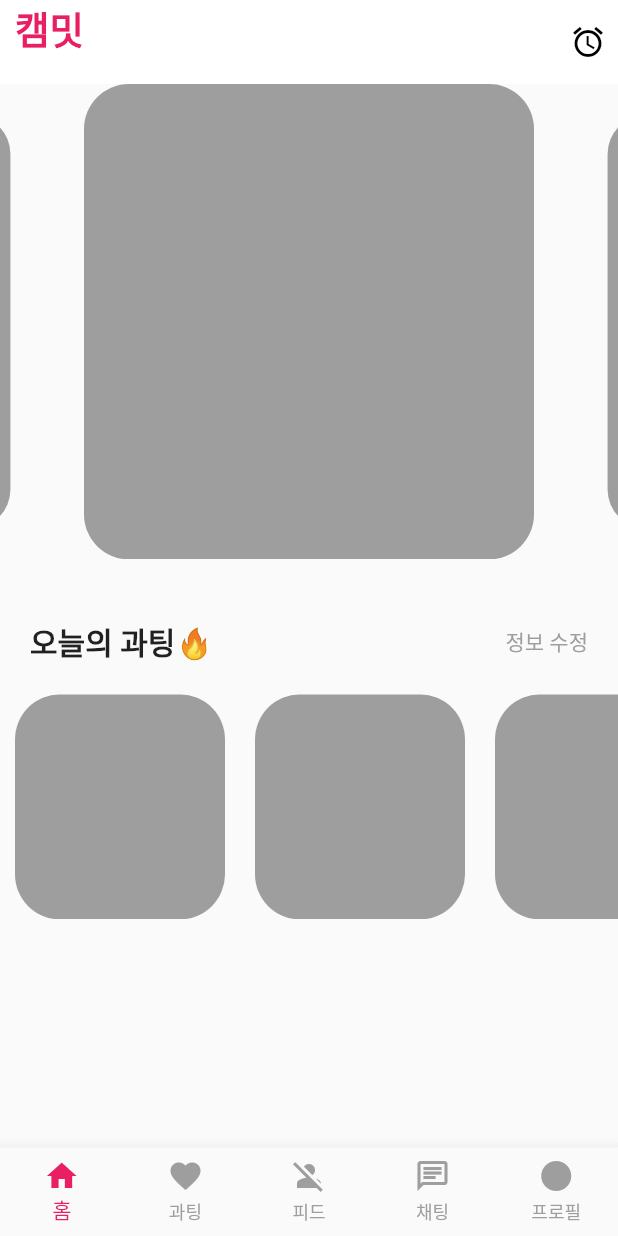
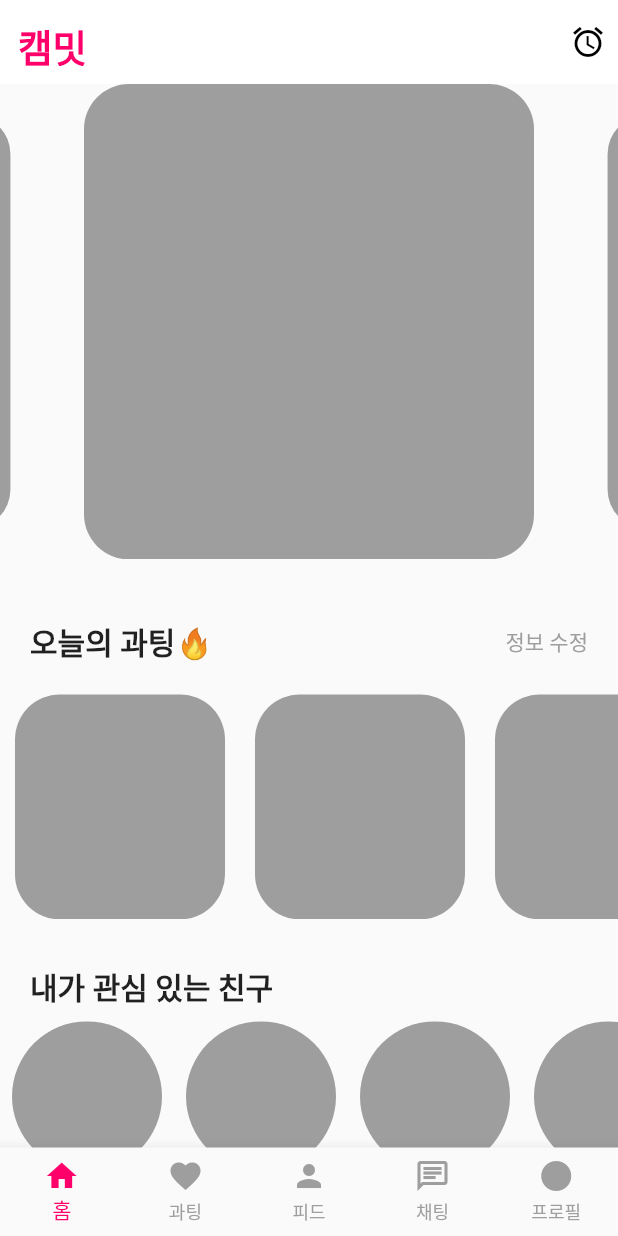
Before and after one commit to WantOscar/Dating_dw, a Flutter app: the screen it shows after launch, on a phone screen of 412 x 824 dp. Run offline on Flutter 3.47's test engine with Material 2 defaults, Android fonts, the phone set to English and light mode, and no system bars; drawn by our look-alikes of carousel_slider.

Commit message:
화면 구상중

```diff
--- /dev/null
+++ b/lib/Widget/circle_avatar.dart
@@ -0,0 +1,31 @@
+import 'package:flutter/material.dart';
+
+class Avatar extends StatelessWidget {
+  const Avatar({super.key});
+
+  @override
+  Widget build(BuildContext context) {
+    return Column(
+      children: [
+        Container(
+          width: 100,
+          height: 100,
+          decoration: BoxDecoration(
+              borderRadius: BorderRadius.circular(60), color: Colors.grey),
+        ),
+        const SizedBox(
+          height: 8,
+        ),
+        const Text(
+          '홍길동',
+          style: TextStyle(fontSize: 15, fontWeight: FontWeight.w400),
+        ),
+        const Text(
+          '20세',
+          style: TextStyle(
+              fontSize: 14, fontWeight: FontWeight.w400, color: Colors.grey),
+        )
+      ],
+    );
+  }
+}
--- a/lib/app.dart
+++ /dev/null
@@ -1,116 +0,0 @@
-import 'package:carousel_slider/carousel_slider.dart';
-import 'package:dating/Widget/gesture_box.dart';
-import 'package:dating/Widget/profile_photo.dart';
-import 'package:flutter/material.dart';
-
-class App extends StatefulWidget {
-  const App({super.key});
-
-  @override
-  State<App> createState() => _AppState();
-}
-
-class _AppState extends State<App> {
-  int pageIdx = 0;
-
-  @override
-  Widget build(BuildContext context) {
-    return Scaffold(
-      appBar: AppBar(
-        backgroundColor: Colors.white,
-        elevation: 0,
-        leading: const Text(
-          '캠밋',
-          style: TextStyle(
-              color: Colors.pink, fontSize: 25, fontWeight: FontWeight.bold),
-          textAlign: TextAlign.right,
-        ),
-        actions: const [
-          Padding(
-            padding: EdgeInsets.all(8.0),
-            child: Icon(
-              Icons.alarm,
-              color: Colors.black,
-            ),
-          ),
-        ],
-      ),
-      body: Column(
-        children: [
-          // SingleChildScrollView(
-          //   scrollDirection: Axis.horizontal,
-          //   child: Row(
-          //     mainAxisAlignment: MainAxisAlignment.spaceAround,
-          //     children: List.generate(
-          //       50,
-          //       (index) => const ProfilePhoto(),
-          //     ),
-          //   ),
-          // ),
-          CarouselSlider.builder(
-              itemCount: 50,
-              itemBuilder: (context, index, realIndex) => const ProfilePhoto(),
-              options: CarouselOptions(
-                  enlargeCenterPage: true,
-                  aspectRatio: 1.3,
-                  autoPlay: true,
-                  viewportFraction: 0.8)),
-          const SizedBox(
-            height: 40,
-          ),
-          const Padding(
-            padding: EdgeInsets.symmetric(horizontal: 20),
-            child: Row(
-              mainAxisAlignment: MainAxisAlignment.spaceBetween,
-              children: [
-                Text(
-                  '오늘의 과팅🔥',
-                  style: TextStyle(fontSize: 20, fontWeight: FontWeight.bold),
-                ),
-                Text(
-                  '정보 수정',
-                  style: TextStyle(color: Colors.grey),
-                ),
-              ],
-            ),
-          ),
-          const SizedBox(
-            height: 20,
-          ),
-          SingleChildScrollView(
-            scrollDirection: Axis.horizontal,
-            child: Row(
-              mainAxisAlignment: MainAxisAlignment.spaceAround,
-              children: List.generate(
-                50,
-                (index) => const Padding(
-                  padding: EdgeInsets.symmetric(horizontal: 10),
-                  child: GestureBox(),
-                ),
-              ),
-            ),
-          ),
-        ],
-      ),
-      bottomNavigationBar: BottomNavigationBar(
-        items: const [
-          BottomNavigationBarItem(icon: Icon(Icons.home), label: '홈'),
-          BottomNavigationBarItem(icon: Icon(Icons.favorite), label: '과팅'),
-          BottomNavigationBarItem(icon: Icon(Icons.person_off), label: '피드'),
-          BottomNavigationBarItem(icon: Icon(Icons.chat_outlined), label: '채팅'),
-          BottomNavigationBarItem(icon: Icon(Icons.circle), label: '프로필'),
-        ],
-        onTap: (idx) {
-          setState(() {
-            pageIdx = idx;
-          });
-        },
-        selectedItemColor: Colors.pink,
-        unselectedItemColor: Colors.grey,
-        currentIndex: pageIdx,
-        showUnselectedLabels: true,
-        type: BottomNavigationBarType.fixed,
-      ),
-    );
-  }
-}
--- /dev/null
+++ b/lib/constant.dart
@@ -0,0 +1,4 @@
+import 'package:flutter/material.dart';
+
+// Colors
+const fontColor = Color(0xFFFF006B);
--- a/lib/main.dart
+++ b/lib/main.dart
@@ -1,4 +1,4 @@
-import 'package:dating/app.dart';
+import 'package:dating/screen/home_screen.dart';
 import 'package:flutter/material.dart';
 
 void main() {
@@ -12,7 +12,8 @@ class MyApp extends StatelessWidget {
   @override
   Widget build(BuildContext context) {
     return const MaterialApp(
-      home: App(),
+      home: HomeScreen(),
+      debugShowCheckedModeBanner: false,
     );
   }
 }
--- /dev/null
+++ b/lib/screen/home_screen.dart
@@ -0,0 +1,49 @@
+import 'package:dating/screen/main_screen.dart';
+import 'package:dating/constant.dart';
+import 'package:dating/screen/meeting_screen.dart';
+import 'package:flutter/material.dart';
+
+class HomeScreen extends StatefulWidget {
+  const HomeScreen({super.key});
+
+  @override
+  State<HomeScreen> createState() => _HomeScreenState();
+}
+
+class _HomeScreenState extends State<HomeScreen> {
+  int _pageIdx = 0;
+
+  final List<Widget> _widgetOptions = <Widget>[
+    const MainScreen(),
+    const MeetingScreen(),
+    const Text('data2'),
+    const Text('data3'),
+    const Text('data4'),
+  ];
+
+  @override
+  Widget build(BuildContext context) {
+    return Scaffold(
+      bottomNavigationBar: BottomNavigationBar(
+        items: const [
+          BottomNavigationBarItem(icon: Icon(Icons.home), label: '홈'),
+          BottomNavigationBarItem(icon: Icon(Icons.favorite), label: '과팅'),
+          BottomNavigationBarItem(icon: Icon(Icons.person), label: '피드'),
+          BottomNavigationBarItem(icon: Icon(Icons.chat_outlined), label: '채팅'),
+          BottomNavigationBarItem(icon: Icon(Icons.circle), label: '프로필'),
+        ],
+        onTap: (idx) {
+          setState(() {
+            _pageIdx = idx;
+          });
+        },
+        selectedItemColor: fontColor,
+        unselectedItemColor: Colors.grey,
+        currentIndex: _pageIdx,
+        showUnselectedLabels: true,
+        type: BottomNavigationBarType.fixed,
+      ),
+      body: SafeArea(child: _widgetOptions.elementAt(_pageIdx)),
+    );
+  }
+}
--- /dev/null
+++ b/lib/screen/main_screen.dart
@@ -0,0 +1,120 @@
+import 'package:carousel_slider/carousel_slider.dart';
+import 'package:dating/Widget/circle_avatar.dart';
+import 'package:dating/Widget/gesture_box.dart';
+import 'package:dating/Widget/profile_photo.dart';
+import 'package:dating/constant.dart';
+import 'package:flutter/material.dart';
+
+class MainScreen extends StatelessWidget {
+  const MainScreen({super.key});
+
+  @override
+  Widget build(BuildContext context) {
+    return Scaffold(
+      appBar: AppBar(
+        backgroundColor: Colors.white,
+        elevation: 0,
+        leading: const Padding(
+          padding: EdgeInsets.all(12.0),
+          child: Text(
+            '캠밋',
+            style: TextStyle(
+                color: fontColor, fontSize: 25, fontWeight: FontWeight.bold),
+            textAlign: TextAlign.right,
+          ),
+        ),
+        leadingWidth: 70,
+        actions: const [
+          Padding(
+            padding: EdgeInsets.all(8.0),
+            child: Icon(
+              Icons.alarm,
+              color: Colors.black,
+            ),
+          ),
+        ],
+      ),
+      body: SingleChildScrollView(
+        child: Column(
+          children: [
+            // Profile Photo Carousel
+            CarouselSlider.builder(
+              itemCount: 50,
+              itemBuilder: (context, index, realIndex) => const ProfilePhoto(),
+              options: CarouselOptions(
+                enlargeCenterPage: true,
+                aspectRatio: 1.3,
+                autoPlay: true,
+                viewportFraction: 0.8,
+              ),
+            ),
+            const SizedBox(height: 40),
+            // Title and Info
+            const Padding(
+              padding: EdgeInsets.symmetric(horizontal: 20),
+              child: Row(
+                mainAxisAlignment: MainAxisAlignment.spaceBetween,
+                children: [
+                  Text(
+                    '오늘의 과팅🔥',
+                    style: TextStyle(fontSize: 20, fontWeight: FontWeight.bold),
+                  ),
+                  Text(
+                    '정보 수정',
+                    style: TextStyle(color: Colors.grey),
+                  ),
+                ],
+              ),
+            ),
+            const SizedBox(height: 20),
+            // Gesture Box List
+            SingleChildScrollView(
+              scrollDirection: Axis.horizontal,
+              child: Row(
+                mainAxisAlignment: MainAxisAlignment.spaceAround,
+                children: List.generate(
+                  50,
+                  (index) => const Padding(
+                    padding: EdgeInsets.symmetric(horizontal: 10),
+                    child: GestureBox(),
+                  ),
+                ),
+              ),
+            ),
+            const SizedBox(height: 30),
+            // Interested Friends
+            const Padding(
+              padding: EdgeInsets.symmetric(horizontal: 20),
+              child: Row(
+                children: [
+                  Text(
+                    '내가 관심 있는 친구',
+                    style: TextStyle(
+                      fontSize: 20,
+                      fontWeight: FontWeight.bold,
+                    ),
+                  ),
+                  SizedBox(height: 30),
+                ],
+              ),
+            ),
+            // Interested Friends List
+            SingleChildScrollView(
+              scrollDirection: Axis.horizontal,
+              child: Row(
+                mainAxisAlignment: MainAxisAlignment.spaceAround,
+                children: List.generate(
+                  50,
+                  (index) => const Padding(
+                    padding: EdgeInsets.all(8.0),
+                    child: Avatar(),
+                  ),
+                ),
+              ),
+            ),
+          ],
+        ),
+      ),
+    );
+  }
+}
--- /dev/null
+++ b/lib/screen/meeting_screen.dart
@@ -0,0 +1,34 @@
+import 'package:dating/constant.dart';
+import 'package:flutter/material.dart';
+
+class MeetingScreen extends StatelessWidget {
+  const MeetingScreen({super.key});
+
+  @override
+  Widget build(BuildContext context) {
+    return Scaffold(
+      appBar: AppBar(
+        leading: const Padding(
+          padding: EdgeInsets.all(12.0),
+          child: Text(
+            '오늘의 과팅❤️‍🔥',
+            style: TextStyle(
+                fontSize: 20, color: fontColor, fontWeight: FontWeight.bold),
+          ),
+        ),
+        leadingWidth: 200,
+        backgroundColor: Colors.white,
+        elevation: 0,
+        actions: const [
+          Padding(
+            padding: EdgeInsets.symmetric(horizontal: 10),
+            child: Icon(
+              Icons.tune,
+              color: Colors.black,
+            ),
+          ),
+        ],
+      ),
+    );
+  }
+}
```
